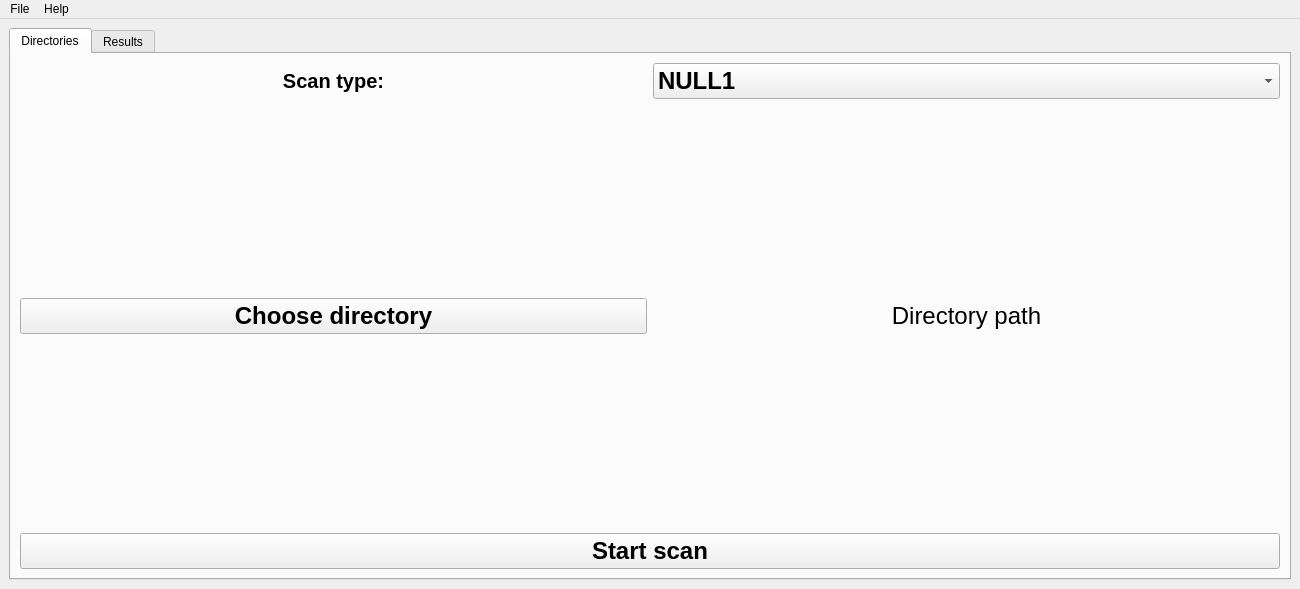
Before: the Qt Designer form src/view/main_window.ui in adam-choragwicki/DuplicateFileFinder_Qt_Cplusplus, drawn with Qt 5.
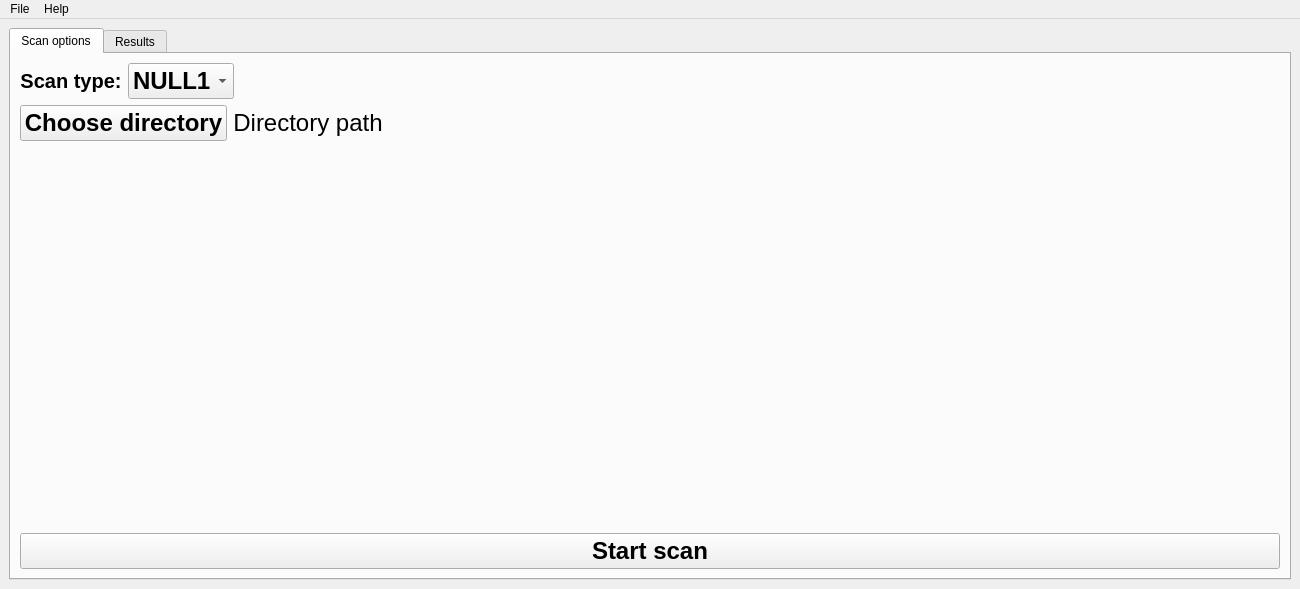
After: the same form once the commit is applied. Custom widgets are drawn as their Qt base class.

Commit message: Rename tab from "Directories" to "Scan options"

```diff
--- a/src/view/main_window.ui
+++ b/src/view/main_window.ui
@@ -28,7 +28,7 @@
       </property>
       <widget class="QWidget" name="directoriesTab">
        <attribute name="title">
-        <string>Directories</string>
+        <string>Scan options</string>
        </attribute>
        <layout class="QVBoxLayout" name="verticalLayout_3">
         <item>
@@ -89,6 +89,19 @@
               </item>
              </widget>
             </item>
+            <item>
+             <spacer name="horizontalSpacer">
+              <property name="orientation">
+               <enum>Qt::Orientation::Horizontal</enum>
+              </property>
+              <property name="sizeHint" stdset="0">
+               <size>
+                <width>40</width>
+                <height>20</height>
+               </size>
+              </property>
+             </spacer>
+            </item>
            </layout>
           </item>
           <item>
@@ -121,8 +134,34 @@
               </property>
              </widget>
             </item>
+            <item>
+             <spacer name="horizontalSpacer_2">
+              <property name="orientation">
+               <enum>Qt::Orientation::Horizontal</enum>
+              </property>
+              <property name="sizeHint" stdset="0">
+               <size>
+                <width>40</width>
+                <height>20</height>
+               </size>
+              </property>
+             </spacer>
+            </item>
            </layout>
           </item>
+          <item>
+           <spacer name="verticalSpacer">
+            <property name="orientation">
+             <enum>Qt::Orientation::Vertical</enum>
+            </property>
+            <property name="sizeHint" stdset="0">
+             <size>
+              <width>20</width>
+              <height>40</height>
+             </size>
+            </property>
+           </spacer>
+          </item>
           <item>
            <widget class="QPushButton" name="startScan_PushButton">
             <property name="font">
```
